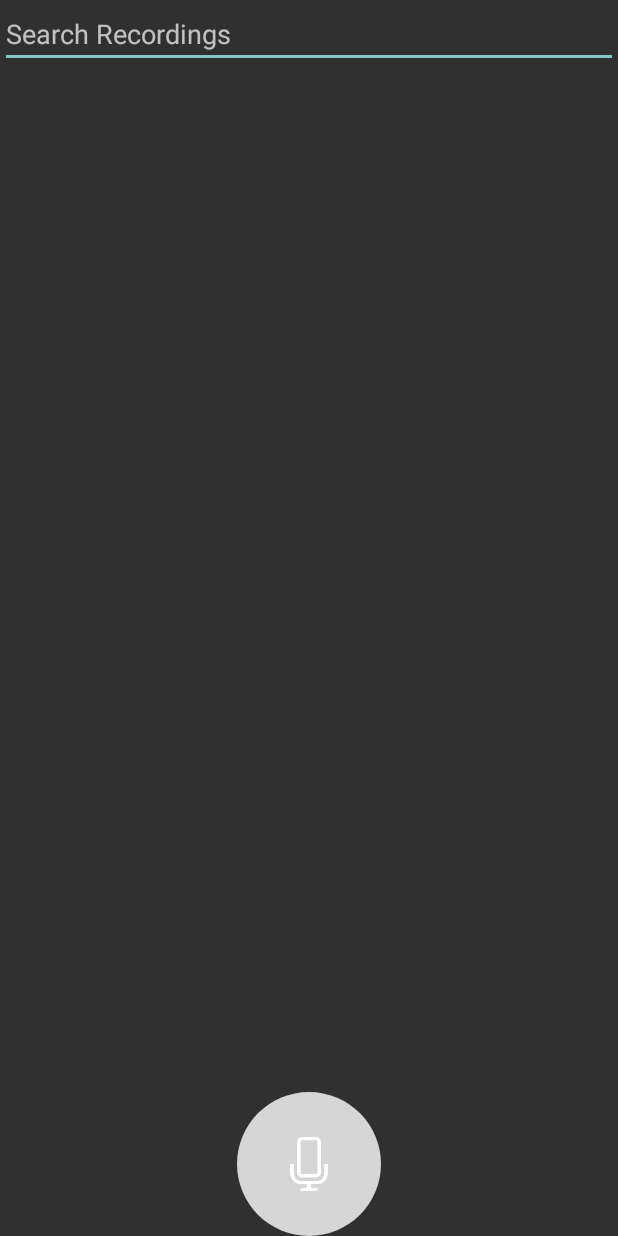
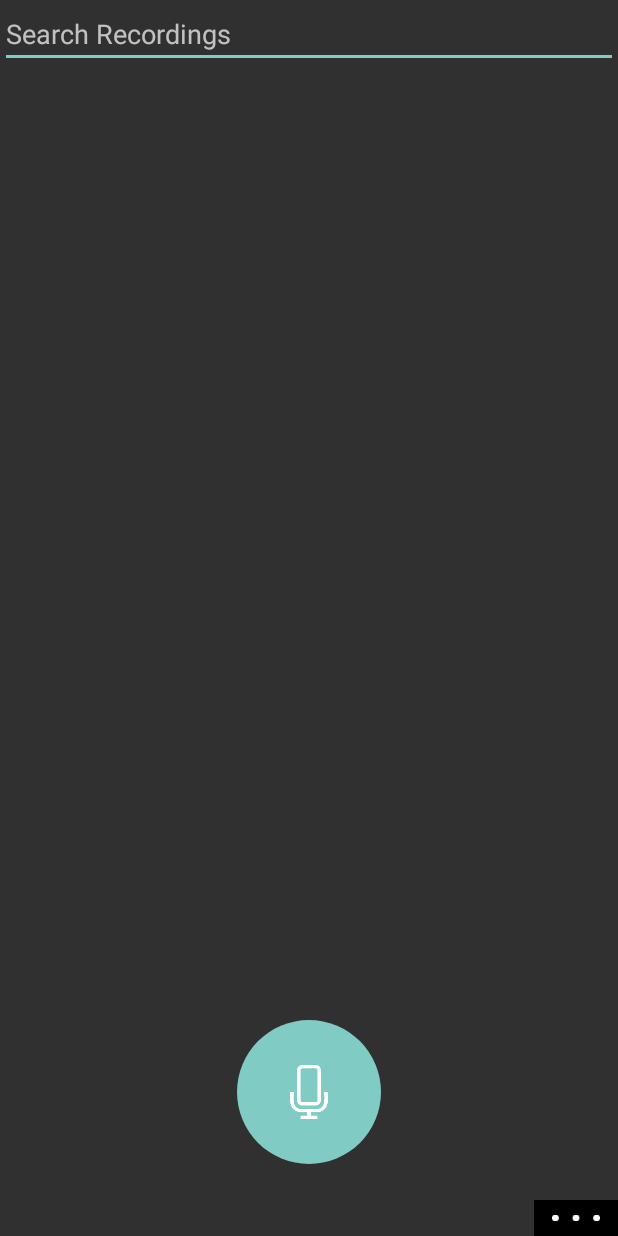
Before and after one commit to doorsrom/com.doors.voicerecorder, an Android app: the screen it shows after launch (MainActivity), on a phone screen of 412 x 824 dp. Run offline under Robolectric (Android 15) with nearby library versions, the phone set to English and light mode, and no system bars.

Commit message:
Updated the design stuff and added a new activity to work on
Signed-off-by: lucx1 <l.lucx2001@gmail.com>

```diff
--- a/app/src/main/AndroidManifest.xml
+++ b/app/src/main/AndroidManifest.xml
@@ -9,7 +9,8 @@
         android:roundIcon="@mipmap/ic_launcher_round"
         android:supportsRtl="true"
         android:theme="@style/DoorsTheme.Dark.NoActionBar">
-        <activity android:name=".MainActivity"
+        <activity
+            android:name=".MainActivity"
             android:windowSoftInputMode="stateHidden">
             <intent-filter>
                 <action android:name="android.intent.action.MAIN" />
@@ -17,6 +18,7 @@
                 <category android:name="android.intent.category.LAUNCHER" />
             </intent-filter>
         </activity>
+        <activity android:name=".PlayRecording"></activity>
     </application>
 
 </manifest>
--- a/app/src/main/res/drawable/round_button.xml
+++ b/app/src/main/res/drawable/round_button.xml
@@ -2,12 +2,12 @@
 <selector xmlns:android="http://schemas.android.com/apk/res/android">
     <item android:state_pressed="false">
         <shape android:shape="oval">
-            <solid android:color="#fa09ad"/>
+            <solid android:color="?attr/colorAccent"/>
         </shape>
     </item>
     <item android:state_pressed="true">
         <shape android:shape="oval">
-            <solid android:color="#c20586"/>
+            <solid android:color="?attr/colorAccent"/>
         </shape>
     </item>
 </selector>
--- a/app/src/main/res/layout/activity_main.xml
+++ b/app/src/main/res/layout/activity_main.xml
@@ -46,9 +46,29 @@
                     android:layout_weight="1"
                     android:adjustViewBounds="true"
                     android:background="@drawable/round_button"
-                    android:backgroundTint="@color/DoorsTheme.colorAccent"
                     android:padding="30dp"
+                    android:layout_marginBottom="48dp"
                     android:scaleType="fitCenter"
                     app:srcCompat="@drawable/record_icon" />
             </RelativeLayout>
+
+    <RelativeLayout
+        android:layout_width="match_parent"
+        android:layout_height="match_parent"
+        android:gravity="bottom"
+        android:orientation="horizontal"
+        tools:layout_editor_absoluteX="257dp"
+        tools:layout_editor_absoluteY="0dp">
+
+        <ImageButton
+            android:id="@+id/showMore"
+            android:layout_width="56dp"
+            android:layout_height="24dp"
+            android:layout_alignParentEnd="true"
+            android:layout_weight="1"
+            android:scaleType="fitCenter"
+            android:paddingHorizontal="12dp"
+            android:background="#000000"
+            app:srcCompat="@drawable/show_more" />
+    </RelativeLayout>
 </android.support.constraint.ConstraintLayout>
--- a/build.gradle
+++ b/build.gradle
@@ -7,7 +7,7 @@ buildscript {
         jcenter()
     }
     dependencies {
-        classpath 'com.android.tools.build:gradle:3.1.3'
+        classpath 'com.android.tools.build:gradle:3.1.4'
 
 
         // NOTE: Do not place your application dependencies here; they belong
```
Also changed, not shown: app/src/main/java/com/doors/voicerecorder/PlayRecording.java (added, +13 -0 lines), app/src/main/res/layout/activity_play_recording.xml (added, +9 -0 lines), app/src/main/res/drawable/show_more.png (added).
